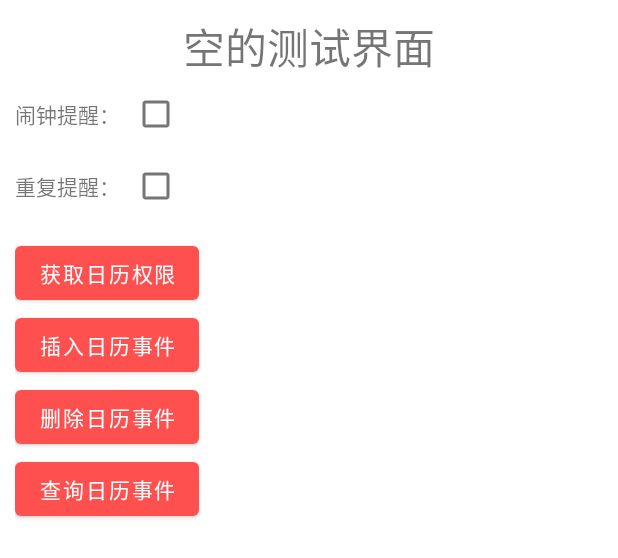
After one commit to lingfe/fjky_android, an Android app: the layout fragment_calendar_event_test.xml on its own in the app's theme, with its tools: preview values and no code run, on a phone screen of 412 x 824 dp. The commit adds this screen. Shown: the top 558 px of the screen. Run offline under Robolectric (Android 15) with nearby library versions, the phone set to English and light mode, and no system bars.

Commit message:
添加了系统日历事件的功能测试界面。

```diff
--- a/app/src/main/java/com/fjkyly/paradise/HomeActivity.kt
+++ b/app/src/main/java/com/fjkyly/paradise/HomeActivity.kt
@@ -9,7 +9,7 @@ import com.fjkyly.paradise.base.BaseFragment
 import com.fjkyly.paradise.base.BaseFragmentStateAdapter
 import com.fjkyly.paradise.databinding.ActivityHomeBinding
 import com.fjkyly.paradise.ui.fragment.BrowserFragment
-import com.fjkyly.paradise.ui.fragment.EmptyFragment
+import com.fjkyly.paradise.ui.fragment.CalendarEventTestFragment
 import com.fjkyly.paradise.ui.fragment.FacilityFragment
 import com.fjkyly.paradise.ui.fragment.MeFragment
 import com.fjkyly.paradise.ui.views.NavigationMediator
@@ -51,8 +51,8 @@ class HomeActivity : BaseActivity() {
         fragmentList.run {
             add(BrowserFragment())
             add(FacilityFragment())
-            add(EmptyFragment().setEmptyTips("商城"))
-            add(EmptyFragment().setEmptyTips("资讯"))
+            add(CalendarEventTestFragment().setEmptyTips("商城"))
+            add(CalendarEventTestFragment().setEmptyTips("资讯"))
             add(MeFragment())
         }
         fragmentStateAdapter.setFragmentList(fragmentList)
--- /dev/null
+++ b/app/src/main/res/layout/fragment_calendar_event_test.xml
@@ -0,0 +1,100 @@
+<?xml version="1.0" encoding="utf-8"?>
+<LinearLayout xmlns:android="http://schemas.android.com/apk/res/android"
+    xmlns:tools="http://schemas.android.com/tools"
+    android:layout_width="match_parent"
+    android:layout_height="match_parent"
+    android:orientation="vertical"
+    android:padding="10dp"
+    tools:context=".ui.fragment.CalendarEventTestFragment">
+
+    <TextView
+        android:id="@+id/emptyTipsTv"
+        android:layout_width="wrap_content"
+        android:layout_height="wrap_content"
+        android:layout_centerInParent="true"
+        android:layout_gravity="center"
+        android:text="空的测试界面"
+        android:textSize="28sp" />
+
+    <LinearLayout
+        android:layout_width="match_parent"
+        android:layout_height="match_parent"
+        android:orientation="vertical">
+
+        <LinearLayout
+            android:layout_width="wrap_content"
+            android:layout_height="wrap_content"
+            android:orientation="horizontal">
+
+            <TextView
+                android:layout_width="wrap_content"
+                android:layout_height="match_parent"
+                android:gravity="center_vertical"
+                android:text="闹钟提醒：" />
+
+            <CheckBox
+                android:id="@+id/clockRemindCb"
+                android:layout_width="wrap_content"
+                android:layout_height="wrap_content"
+                android:layout_gravity="center" />
+
+        </LinearLayout>
+
+        <LinearLayout
+            android:layout_width="wrap_content"
+            android:layout_height="wrap_content"
+            android:orientation="horizontal">
+
+            <TextView
+                android:layout_width="wrap_content"
+                android:layout_height="match_parent"
+                android:gravity="center_vertical"
+                android:text="重复提醒：" />
+
+            <CheckBox
+                android:id="@+id/repeatRemindCb"
+                android:layout_width="wrap_content"
+                android:layout_height="wrap_content"
+                android:layout_gravity="center" />
+
+        </LinearLayout>
+
+        <Button
+            android:id="@+id/checkCalendarPermissionBtn"
+            android:layout_width="wrap_content"
+            android:layout_height="wrap_content"
+            android:layout_marginTop="10dp"
+            android:text="获取日历权限" />
+
+        <Button
+            android:id="@+id/insertCalendarEventBtn"
+            android:layout_width="wrap_content"
+            android:layout_height="wrap_content"
+            android:text="插入日历事件" />
+
+        <Button
+            android:id="@+id/deleteCalendarEventBtn"
+            android:layout_width="wrap_content"
+            android:layout_height="wrap_content"
+            android:text="删除日历事件" />
+
+        <Button
+            android:id="@+id/queryCalendarEventBtn"
+            android:layout_width="wrap_content"
+            android:layout_height="wrap_content"
+            android:text="查询日历事件" />
+
+        <androidx.core.widget.NestedScrollView
+            android:layout_width="match_parent"
+            android:layout_height="match_parent">
+
+            <TextView
+                android:id="@+id/resultInfoTv"
+                android:layout_width="match_parent"
+                android:layout_height="match_parent" />
+
+        </androidx.core.widget.NestedScrollView>
+
+    </LinearLayout>
+
+</LinearLayout>
```
Also changed, not shown: app/src/main/java/com/fjkyly/paradise/other/CalendarUtils.kt (+25 -22 lines), app/src/main/java/com/fjkyly/paradise/ui/fragment/CalendarEventTestFragment.kt (added, +119 -0 lines), app/src/main/java/com/fjkyly/paradise/ui/fragment/EmptyFragment.kt (deleted, +0 -39 lines), app/src/main/java/com/fjkyly/paradise/ui/fragment/FacilityFragment.kt (+0 -23 lines), app/src/main/res/layout/fragment_empty.xml (deleted, +0 -16 lines).
